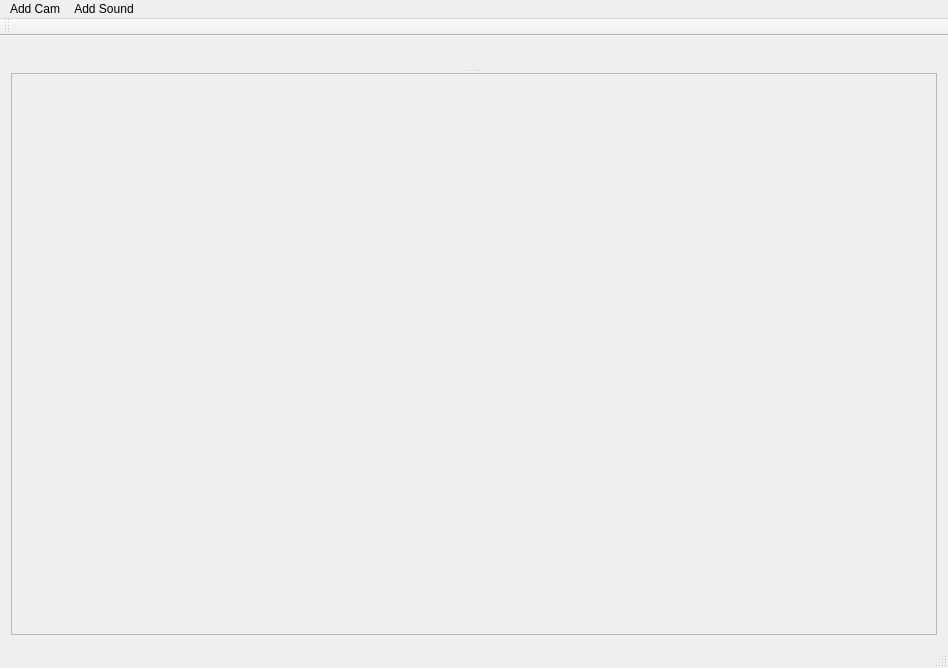
This is mainwindow.ui in m-garanin/zgui-qt as Qt 5 draws it before an edit. The edited form follows.
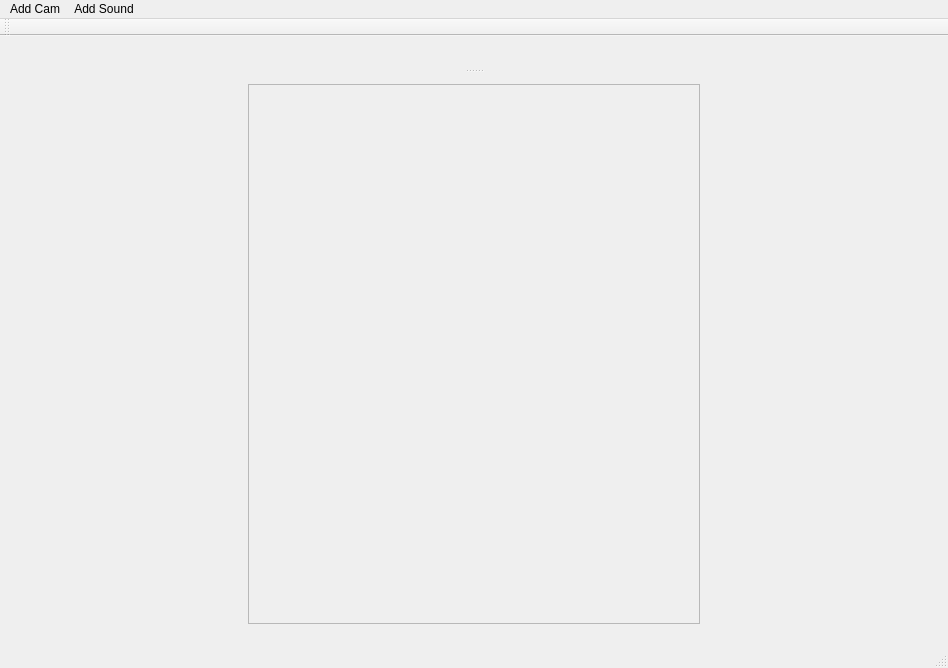
This is the edited form.

Commit message: change volumewidget style

Patch:
```diff
--- a/mainwindow.ui
+++ b/mainwindow.ui
@@ -14,7 +14,7 @@
    <string>MainWindow</string>
   </property>
   <widget class="QWidget" name="centralWidget">
-   <layout class="QGridLayout" name="gridLayout">
+   <layout class="QGridLayout" name="gridLayout_2">
     <item row="0" column="0">
      <widget class="QSplitter" name="splitter">
       <property name="orientation">
@@ -27,6 +27,35 @@
         </property>
        </layout>
       </widget>
+      <widget class="QWidget" name="gridLayoutWidget">
+       <layout class="QGridLayout" name="gridLayout" columnstretch="1,2,1,0">
+        <item row="0" column="0">
+         <spacer name="horizontalSpacer">
+          <property name="orientation">
+           <enum>Qt::Horizontal</enum>
+          </property>
+          <property name="sizeHint" stdset="0">
+           <size>
+            <width>40</width>
+            <height>20</height>
+           </size>
+          </property>
+         </spacer>
+        </item>
+        <item row="0" column="2">
+         <spacer name="horizontalSpacer_2">
+          <property name="orientation">
+           <enum>Qt::Horizontal</enum>
+          </property>
+          <property name="sizeHint" stdset="0">
+           <size>
+            <width>40</width>
+            <height>20</height>
+           </size>
+          </property>
+         </spacer>
+        </item>
+        <item row="0" column="1">
       <widget class="QScrollArea" name="scrollArea">
        <property name="widgetResizable">
         <bool>true</bool>
@@ -36,12 +65,15 @@
          <rect>
           <x>0</x>
           <y>0</y>
-          <width>922</width>
-          <height>288</height>
+             <width>449</width>
+             <height>527</height>
          </rect>
         </property>
         <layout class="QVBoxLayout" name="verticalLayout_3"/>
        </widget>
+         </widget>
+        </item>
+       </layout>
       </widget>
      </widget>
     </item>
```
Lines whose indentation alone changed are shown as unchanged. The commit also changes 1 other file.
